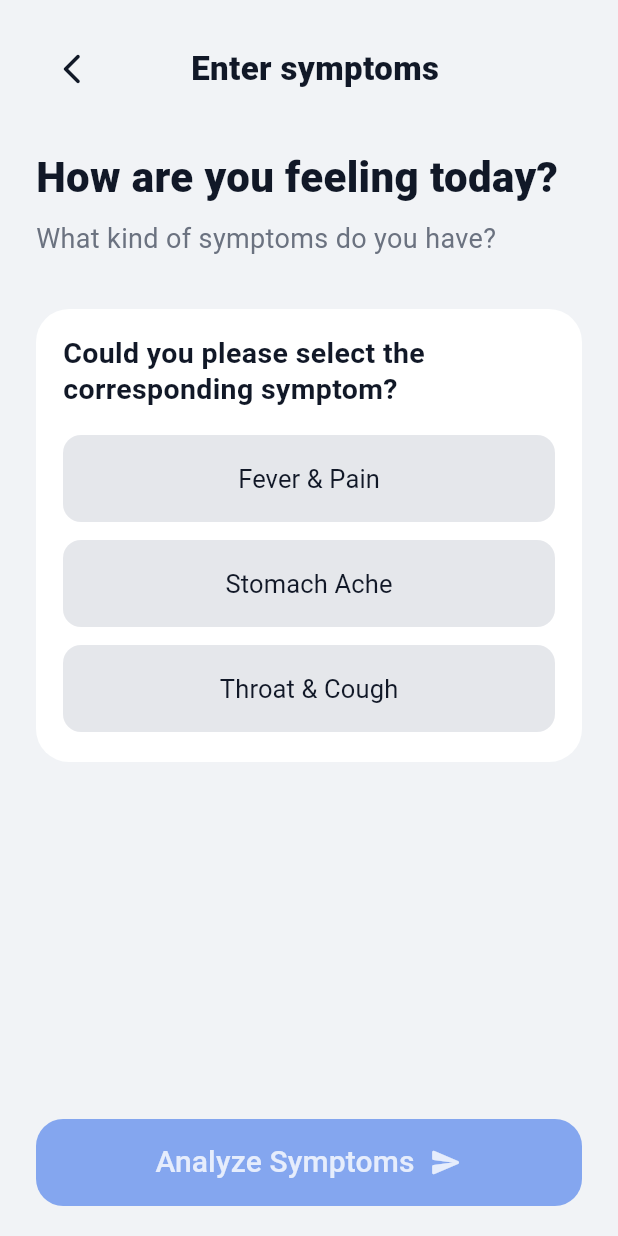
After one commit to MediTripOfficial/MediTrip_FE, a Flutter app: the SymptomChatScreen screen opened by its route, on a phone screen of 412 x 824 dp. The commit adds this screen. Run offline on Flutter 3.47's test engine with Material 3 defaults, Android fonts, the phone set to English and light mode, and no system bars; our stand-ins replace dio, flutter_svg, go_router; Roboto replaces fonts that are missing (NotoSans).

Commit message:
chat screen

```diff
--- a/meditrip/lib/core/router/app_router.dart
+++ b/meditrip/lib/core/router/app_router.dart
@@ -7,6 +7,7 @@ import '../../features/home/home_screen.dart';
 import '../../features/medication/medication_detail_screen.dart';
 import '../../features/medication/recent_medication_screen.dart';
 import '../../features/splash/splash_screen.dart';
+import '../../features/symptom/symptom_chat_screen.dart';
 
 final appRouter = GoRouter(
   initialLocation: '/',
@@ -29,5 +30,11 @@ final appRouter = GoRouter(
         return const RecentMedicationScreen();
       },
     ),
+    GoRoute(
+      path: '/symptom-chat',
+      builder: (context, state) {
+        return const SymptomChatScreen();
+      },
+    ),
   ],
 );
--- a/meditrip/lib/features/home/home_screen.dart
+++ b/meditrip/lib/features/home/home_screen.dart
@@ -244,7 +244,12 @@ class _SymptomCard extends StatelessWidget {
 
   @override
   Widget build(BuildContext context) {
-    return Container(
+    return InkWell(
+      onTap: () {
+        context.push('/symptom-chat');
+      },
+      borderRadius: BorderRadius.circular(24),
+      child: Ink(
         height: 80,
         padding: const EdgeInsets.symmetric(horizontal: 28),
         decoration: BoxDecoration(
@@ -268,7 +273,6 @@ class _SymptomCard extends StatelessWidget {
                       color: Colors.white,
                     ),
                   ),
-
                   Text(
                     'Enter symptoms.',
                     style: TextStyle(fontSize: 14, color: Colors.white),
@@ -282,6 +286,7 @@ class _SymptomCard extends StatelessWidget {
               color: Colors.white.withOpacity(0.95),
             ),
           ],
+        ),
       ),
     );
   }
--- /dev/null
+++ b/meditrip/lib/features/symptom/symptom_chat_screen.dart
@@ -0,0 +1,241 @@
+import 'package:flutter/material.dart';
+import 'package:go_router/go_router.dart';
+
+class SymptomChatScreen extends StatefulWidget {
+  const SymptomChatScreen({super.key});
+
+  @override
+  State<SymptomChatScreen> createState() => _SymptomChatScreenState();
+}
+
+class _SymptomChatScreenState extends State<SymptomChatScreen> {
+  final List<String> selectedSymptoms = [];
+
+  static const Color backgroundColor = Color(0xFFF1F3F6);
+  static const Color textDark = Color(0xFF111827);
+  static const Color primaryBlue = Color(0xFF0049E6);
+
+  final List<String> symptoms = const [
+    'Fever & Pain',
+    'Stomach Ache',
+    'Throat & Cough',
+  ];
+
+  void selectSymptom(String symptom) {
+    setState(() {
+      selectedSymptoms.add(symptom);
+    });
+  }
+
+  @override
+  Widget build(BuildContext context) {
+    return Scaffold(
+      backgroundColor: backgroundColor,
+      body: SafeArea(
+        child: Column(
+          children: [
+            _buildHeader(context),
+
+            Expanded(
+              child: ListView(
+                padding: const EdgeInsets.fromLTRB(24, 28, 24, 120),
+                children: [
+                  const Text(
+                    'How are you feeling today?',
+                    style: TextStyle(
+                      fontSize: 28,
+                      fontWeight: FontWeight.w800,
+                      color: textDark,
+                    ),
+                  ),
+                  const SizedBox(height: 8),
+                  const Text(
+                    'What kind of symptoms do you have?',
+                    style: TextStyle(fontSize: 18, color: Color(0xFF6B7280)),
+                  ),
+                  const SizedBox(height: 34),
+
+                  _AssistantSymptomCard(
+                    symptoms: symptoms,
+                    onSelected: selectSymptom,
+                  ),
+
+                  for (final symptom in selectedSymptoms) ...[
+                    const SizedBox(height: 24),
+                    Align(
+                      alignment: Alignment.centerRight,
+                      child: Container(
+                        padding: const EdgeInsets.symmetric(
+                          horizontal: 18,
+                          vertical: 14,
+                        ),
+                        decoration: const BoxDecoration(
+                          color: Color(0xFFAFC8FF),
+                          borderRadius: BorderRadius.only(
+                            topLeft: Radius.circular(18),
+                            topRight: Radius.circular(18),
+                            bottomLeft: Radius.circular(18),
+                          ),
+                        ),
+                        child: Text(
+                          symptom,
+                          style: const TextStyle(fontSize: 16, color: textDark),
+                        ),
+                      ),
+                    ),
+                    const SizedBox(height: 24),
+                    _AssistantSymptomCard(
+                      symptoms: symptoms,
+                      onSelected: selectSymptom,
+                    ),
+                  ],
+                ],
+              ),
+            ),
+
+            Container(
+              padding: const EdgeInsets.fromLTRB(24, 12, 24, 20),
+              color: backgroundColor,
+              child: SizedBox(
+                width: double.infinity,
+                height: 58,
+                child: ElevatedButton(
+                  onPressed: selectedSymptoms.isEmpty
+                      ? null
+                      : () {
+                          // 추후 분석 결과 페이지 또는 API 연결
+                          debugPrint('Selected symptoms: $selectedSymptoms');
+                        },
+                  style: ElevatedButton.styleFrom(
+                    backgroundColor: primaryBlue,
+                    disabledBackgroundColor: primaryBlue.withOpacity(0.45),
+                    foregroundColor: Colors.white,
+                    disabledForegroundColor: Colors.white.withOpacity(0.8),
+                    shape: RoundedRectangleBorder(
+                      borderRadius: BorderRadius.circular(18),
+                    ),
+                  ),
+                  child: const Row(
+                    mainAxisAlignment: MainAxisAlignment.center,
+                    children: [
+                      Text(
+                        'Analyze Symptoms',
+                        style: TextStyle(
+                          fontSize: 20,
+                          fontWeight: FontWeight.w500,
+                        ),
+                      ),
+                      SizedBox(width: 10),
+                      Icon(Icons.send_rounded, size: 22),
+                    ],
+                  ),
+                ),
+              ),
+            ),
+          ],
+        ),
+      ),
+    );
+  }
+
+  Widget _buildHeader(BuildContext context) {
+    return Padding(
+      padding: const EdgeInsets.fromLTRB(24, 22, 24, 0),
+      child: Row(
+        children: [
+          IconButton(
+            onPressed: () {
+              if (context.canPop()) {
+                context.pop();
+              } else {
+                context.go('/home');
+              }
+            },
+            padding: EdgeInsets.zero,
+            constraints: const BoxConstraints(minWidth: 40, minHeight: 40),
+            icon: const Icon(
+              Icons.arrow_back_ios_new_rounded,
+              size: 24,
+              color: textDark,
+            ),
+          ),
+          const Expanded(
+            child: Center(
+              child: Text(
+                'Enter symptoms',
+                style: TextStyle(
+                  fontSize: 22,
+                  fontWeight: FontWeight.w800,
+                  color: textDark,
+                ),
+              ),
+            ),
+          ),
+          const SizedBox(width: 40),
+        ],
+      ),
+    );
+  }
+}
+
+class _AssistantSymptomCard extends StatelessWidget {
+  final List<String> symptoms;
+  final ValueChanged<String> onSelected;
+
+  const _AssistantSymptomCard({
+    required this.symptoms,
+    required this.onSelected,
+  });
+
+  @override
+  Widget build(BuildContext context) {
+    return Container(
+      padding: const EdgeInsets.fromLTRB(18, 18, 18, 20),
+      decoration: BoxDecoration(
+        color: Colors.white,
+        borderRadius: BorderRadius.circular(22),
+      ),
+      child: Column(
+        crossAxisAlignment: CrossAxisAlignment.start,
+        children: [
+          const Text(
+            'Could you please select the\ncorresponding symptom?',
+            style: TextStyle(
+              fontSize: 19,
+              height: 1.25,
+              fontWeight: FontWeight.w700,
+              color: Color(0xFF111827),
+            ),
+          ),
+          const SizedBox(height: 18),
+
+          for (int index = 0; index < symptoms.length; index++) ...[
+            SizedBox(
+              width: double.infinity,
+              height: 58,
+              child: ElevatedButton(
+                onPressed: () => onSelected(symptoms[index]),
+                style: ElevatedButton.styleFrom(
+                  elevation: 0,
+                  backgroundColor: const Color(0xFFE5E7EB),
+                  foregroundColor: const Color(0xFF111827),
+                  shape: RoundedRectangleBorder(
+                    borderRadius: BorderRadius.circular(12),
+                  ),
+                ),
+                child: Text(
+                  symptoms[index],
+                  style: const TextStyle(
+                    fontSize: 17,
+                    fontWeight: FontWeight.w400,
+                  ),
+                ),
+              ),
+            ),
+            if (index != symptoms.length - 1) const SizedBox(height: 12),
+          ],
+        ],
+      ),
+    );
+  }
+}
```
Lines whose indentation alone changed are shown as unchanged.
